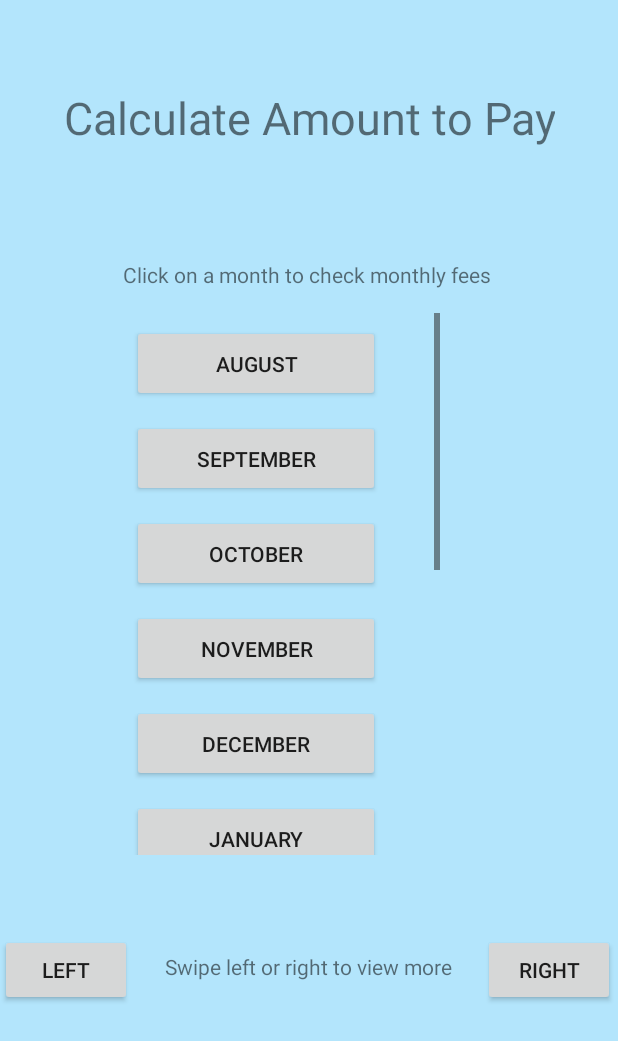
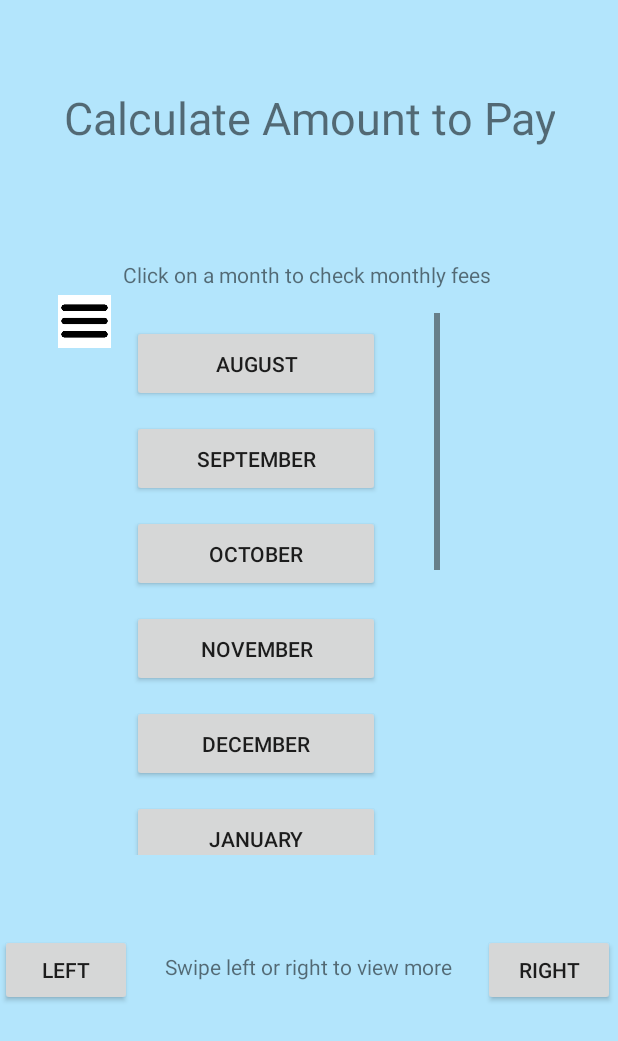
Before and after one commit to rbenwallace/comp-3004-group-project, an Android app: the layout fragment_calculate_amount_to_pay.xml on its own in the app's theme, with its tools: preview values and no code run, on a phone screen of 412 x 824 dp. Shown: the top 1041 px of the screen. Run offline under Robolectric (Android 15) with nearby library versions, the phone set to English and light mode, and no system bars.

Commit message:
Revert "ben is dumb"
This reverts commit 37aca9f9674339ae77c0c4a8b9956af26c8639ba.

```diff
--- a/Android/ourHouse/app/src/main/java/com/uniques/ourhouse/model/Event.java
+++ b/Android/ourHouse/app/src/main/java/com/uniques/ourhouse/model/Event.java
@@ -24,9 +24,9 @@ public class Event implements Model, Observable, Indexable {
     public static Event[] testEvents() {
         long now = new Date().getTime();
         return new Event[]{
-                new Event("Dishes", new Date(now + 1000000), new User("Victor", "", "")),
-                new Event("Recycling Bin Day", new Date(now), new User("Ben", "", "")),
-                new Event("Buy us a TV", new Date(now + 2000000), new User("Seb", "", ""))};
+                new Event("Dishes", new Date(now + 1000000), new User("Victor", "", "", 0)),
+                new Event("Recycling Bin Day", new Date(now), new User("Ben", "", "", 0)),
+                new Event("Buy us a TV", new Date(now + 2000000), new User("Seb", "", "", 0))};
     }
 
     public Event() {
--- a/Android/ourHouse/app/src/main/res/layout/fragment_calculate_amount_to_pay.xml
+++ b/Android/ourHouse/app/src/main/res/layout/fragment_calculate_amount_to_pay.xml
@@ -2,6 +2,7 @@
 <androidx.constraintlayout.widget.ConstraintLayout
     xmlns:android="http://schemas.android.com/apk/res/android"
     xmlns:app="http://schemas.android.com/apk/res-auto"
+    xmlns:tools="http://schemas.android.com/tools"
     android:background="@color/background_blue"
     android:id="@+id/main"
     android:layout_width="match_parent"
@@ -227,5 +228,19 @@
         app:layout_constraintTop_toTopOf="parent"
         app:layout_constraintVertical_bias="0.802" />
 
+    <ImageButton
+        android:id="@+id/HamburgerMenu"
+        android:layout_width="35dp"
+        android:layout_height="45dp"
+        android:background="@android:color/transparent"
+        android:scaleType="fitCenter"
+        android:src="@drawable/hamburger_menu"
+        app:layout_constraintBottom_toBottomOf="parent"
+        app:layout_constraintEnd_toEndOf="parent"
+        app:layout_constraintHorizontal_bias="0.103"
+        app:layout_constraintStart_toStartOf="parent"
+        app:layout_constraintTop_toTopOf="parent"
+        app:layout_constraintVertical_bias="0.246" />
+
 
 </androidx.constraintlayout.widget.ConstraintLayout>
```
Also changed, not shown: Android/ourHouse/app/src/main/java/com/uniques/ourhouse/controller/CalculateAmountToPayCtrl.java (+29 -2 lines), Android/ourHouse/app/src/main/java/com/uniques/ourhouse/controller/PerformanceCtrl.java (+19 -3 lines), Android/ourHouse/app/src/main/java/com/uniques/ourhouse/model/User.java (+10 -1 lines), Android/ourHouse/app/src/main/res/layout/year.xml (added, +58 -0 lines), Android/ourHouse/app/src/main/res/drawable/hamburger_menu.png (added).
